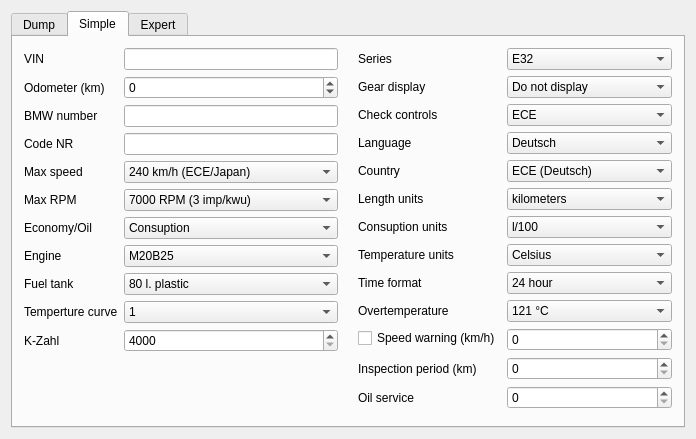
First picture: the form in mainwindow.ui, repository LasDesu/E34dash, before the edit.
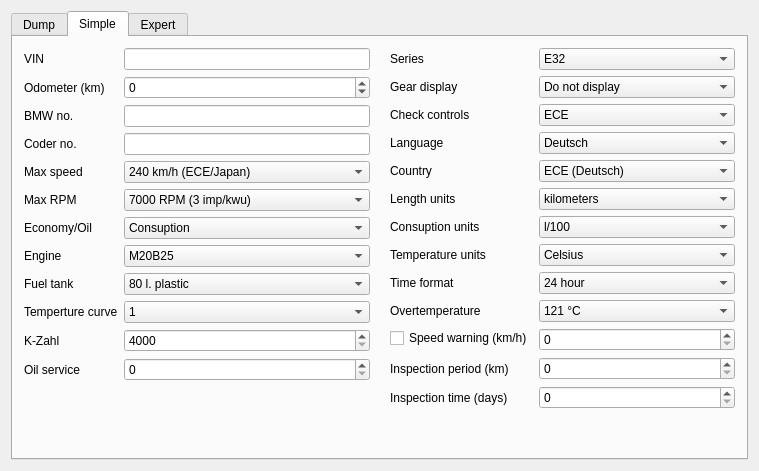
Second picture: the form after the edit. The open tabs and pages were chosen to show the change.

Patch:
```diff
--- a/mainwindow.ui
+++ b/mainwindow.ui
@@ -6,8 +6,8 @@
    <rect>
     <x>0</x>
     <y>0</y>
-    <width>696</width>
-    <height>439</height>
+    <width>759</width>
+    <height>471</height>
    </rect>
   </property>
   <property name="windowTitle">
@@ -153,7 +153,7 @@
           <item row="2" column="0">
            <widget class="QLabel" name="label_3">
             <property name="text">
-             <string>BMW number</string>
+             <string>BMW no.</string>
             </property>
            </widget>
           </item>
@@ -170,7 +170,7 @@
           <item row="3" column="0">
            <widget class="QLabel" name="label_9">
             <property name="text">
-             <string>Code NR</string>
+             <string>Coder no.</string>
             </property>
            </widget>
           </item>
@@ -476,6 +476,20 @@
             </property>
            </widget>
           </item>
+          <item row="11" column="0">
+           <widget class="QLabel" name="label_20">
+            <property name="text">
+             <string>Oil service</string>
+            </property>
+           </widget>
+          </item>
+          <item row="11" column="1">
+           <widget class="QSpinBox" name="spinOilService">
+            <property name="maximum">
+             <number>7</number>
+            </property>
+           </widget>
+          </item>
          </layout>
         </item>
         <item>
@@ -821,16 +835,6 @@
             </item>
            </widget>
           </item>
-          <item row="10" column="1">
-           <widget class="QSpinBox" name="spinSpeedLimit">
-            <property name="maximum">
-             <number>508</number>
-            </property>
-            <property name="singleStep">
-             <number>2</number>
-            </property>
-           </widget>
-          </item>
           <item row="10" column="0">
            <widget class="QCheckBox" name="checkSpeedWarning">
             <property name="text">
@@ -838,6 +842,23 @@
             </property>
            </widget>
           </item>
+          <item row="10" column="1">
+           <widget class="QSpinBox" name="spinSpeedLimit">
+            <property name="maximum">
+             <number>512</number>
+            </property>
+            <property name="singleStep">
+             <number>1</number>
+            </property>
+           </widget>
+          </item>
+          <item row="11" column="0">
+           <widget class="QLabel" name="label_19">
+            <property name="text">
+             <string>Inspection period (km)</string>
+            </property>
+           </widget>
+          </item>
           <item row="11" column="1">
            <widget class="QSpinBox" name="spinInspectionPeriod">
             <property name="maximum">
@@ -848,24 +869,17 @@
             </property>
            </widget>
           </item>
-          <item row="11" column="0">
-           <widget class="QLabel" name="label_19">
-            <property name="text">
-             <string>Inspection period (km)</string>
-            </property>
-           </widget>
-          </item>
-          <item row="12" column="1">
-           <widget class="QSpinBox" name="spinOilService">
-            <property name="maximum">
-             <number>7</number>
-            </property>
-           </widget>
-          </item>
           <item row="12" column="0">
-           <widget class="QLabel" name="label_20">
+           <widget class="QLabel" name="label_24">
             <property name="text">
-             <string>Oil service</string>
+             <string>Inspection time (days)</string>
+            </property>
+           </widget>
+          </item>
+          <item row="12" column="1">
+           <widget class="QSpinBox" name="spinInspectionTime">
+            <property name="maximum">
+             <number>1023</number>
             </property>
            </widget>
           </item>
```
Left out of the diff: 12 changed lines with no effect on the pictures.
